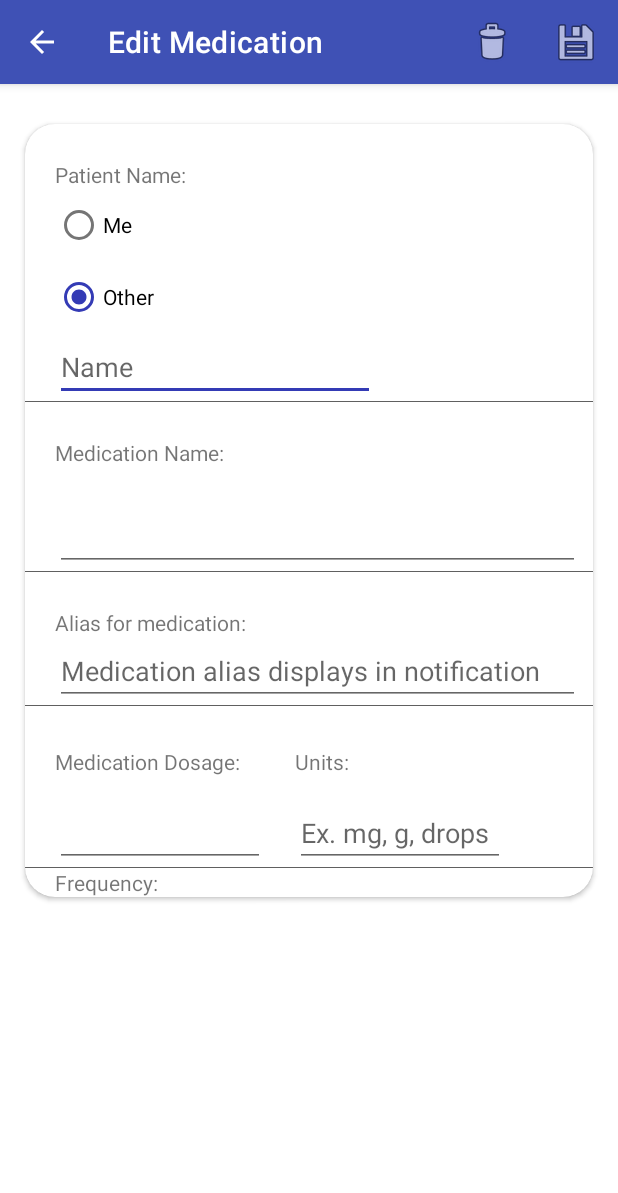
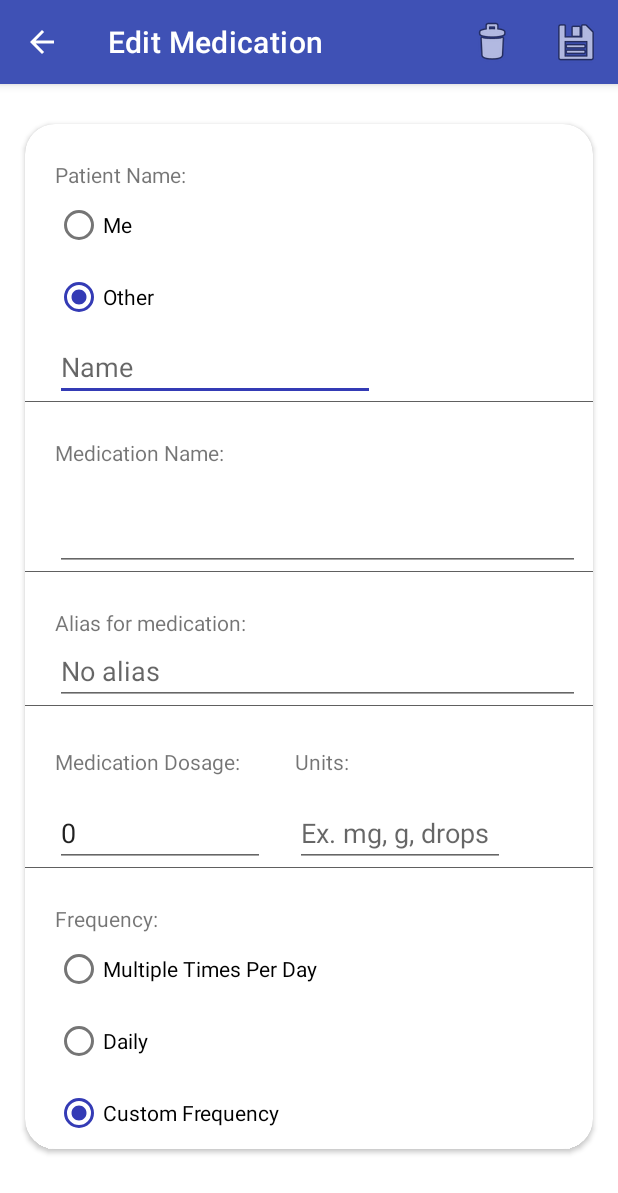
Before and after one commit to AdamGuidarini/MediTrak, an Android app: the EditMedication screen opened directly, with no data from a screen before it, on a phone screen of 412 x 824 dp. Shown: the top 1193 px of the screen. Run offline under Robolectric (Android 15) with nearby library versions, the phone set to English and light mode, and no system bars; 9 statements that could not run were skipped.

Commit message:
Expanded EditMedication

```diff
--- a/app/src/main/java/projects/medicationtracker/DBHelper.java
+++ b/app/src/main/java/projects/medicationtracker/DBHelper.java
@@ -422,12 +422,38 @@ public class DBHelper extends SQLiteOpenHelper
         long frequency = Long.parseLong(cursor.getString(cursor.getColumnIndex(MED_FREQUENCY)));
         int dosage = Integer.parseInt(cursor.getString(cursor.getColumnIndex(MED_DOSAGE)));
         String alias = cursor.getString(cursor.getColumnIndex(ALIAS));
+
         LocalDateTime[] times = new LocalDateTime[0];
 
         cursor.close();
 
         return new Medication(medName, patient, units, times, startDate,
                 medId, frequency, dosage, alias);
+    }
+
+    /**
+     * Retrieves an array of all medication times for given medication from database.
+     * @param id The id of the medication whose times should be retrieved.
+     * @return An array of all of a medications times.
+     */
+    public LocalTime[] getMedicationTimes(long id)
+    {
+        final SQLiteDatabase db = this.getReadableDatabase();
+        final String query = "SELECT " + DRUG_TIME + " FROM " + MEDICATION_TIMES + " WHERE "
+                + MED_ID + " = " + id;
+
+        Cursor cursor = db.rawQuery(query, null);
+        LocalTime[] times = new LocalTime[cursor.getCount()];
+
+        cursor.moveToFirst();
+
+        for (int i = 0; i < cursor.getCount(); i++)
+        {
+            final String time = cursor.getString(cursor.getColumnIndex(DRUG_TIME));
+            times[i] = LocalTime.parse(time);
+        }
+
+        return times;
     }
 
     /**
--- a/app/src/main/java/projects/medicationtracker/EditMedication.java
+++ b/app/src/main/java/projects/medicationtracker/EditMedication.java
@@ -39,27 +39,9 @@ public class EditMedication extends AppCompatActivity
 
         medication = db.getMedication(getIntent().getLongExtra("medId", 0));
 
-        // Set radio button
-        if (medication.getPatientName().equals("ME!"))
-        {
-            RadioButton meButton = findViewById(R.id.meButtonEdit);
-            meButton.setChecked(true);
-        }
-        else
-        {
-            RadioButton otherButton = findViewById(R.id.otherButtonEdit);
-            otherButton.setChecked(true);
+        new EditMedicationHelper(medication, this);
 
-            EditText enterPatientName = findViewById(R.id.editPatientNameEditText);
-            enterPatientName.setText(medication.getPatientName());
-            enterPatientName.setVisibility(View.VISIBLE);
-        }
 
-        EditText enterMedicationName = findViewById(R.id.editMedicationName);
-        enterMedicationName.setText(medication.getMedName());
-
-        EditText enterAlias = findViewById(R.id.editAlias);
-        enterAlias.setText(medication.getAlias());
     }
 
     /**
--- /dev/null
+++ b/app/src/main/java/projects/medicationtracker/EditMedicationHelper.java
@@ -0,0 +1,85 @@
+package projects.medicationtracker;
+
+import android.app.Activity;
+import android.view.View;
+import android.widget.EditText;
+import android.widget.RadioButton;
+import android.widget.Toast;
+
+import java.time.LocalTime;
+
+public class EditMedicationHelper
+{
+    final DBHelper db;
+    final Medication medication;
+    final Activity activity;
+    final LocalTime[] medicationTimes;
+
+    public EditMedicationHelper(Medication medication, Activity activity)
+    {
+        this.medication = medication;
+        this.activity = activity;
+        this.db = new DBHelper(activity.getBaseContext());
+        this.medicationTimes = db.getMedicationTimes(medication.getMedId());
+
+        setPatientButtons();
+        setMedicationName();
+        setAlias();
+        setDosage();
+        setFrequencyButton();
+    }
+
+    private void setPatientButtons()
+    {
+        // Set radio button
+        if (medication.getPatientName().equals("ME!"))
+        {
+            RadioButton meButton = activity.findViewById(R.id.meButtonEdit);
+            meButton.setChecked(true);
+        }
+        else
+        {
+            RadioButton otherButton = activity.findViewById(R.id.otherButtonEdit);
+            otherButton.setChecked(true);
+
+            EditText enterPatientName = activity.findViewById(R.id.editPatientNameEditText);
+            enterPatientName.setText(medication.getPatientName());
+            enterPatientName.setVisibility(View.VISIBLE);
+        }
+    }
+
+    private void setMedicationName()
+    {
+        EditText enterMedicationName = activity.findViewById(R.id.editMedicationName);
+        enterMedicationName.setText(medication.getMedName());
+    }
+
+    private void setAlias()
+    {
+        EditText enterAlias = activity.findViewById(R.id.editAlias);
+        enterAlias.setText(medication.getAlias());
+    }
+
+    private void setDosage()
+    {
+        EditText enterDosage = activity.findViewById(R.id.editMedDosageEnter);
+        enterDosage.setText(String.valueOf(medication.getMedDosage()));
+
+        EditText enterDosageUnits = activity.findViewById(R.id.editEnterMedUnits);
+        enterDosageUnits.setText(medication.getMedDosageUnits());
+    }
+
+    private void setFrequencyButton()
+    {
+        RadioButton button;
+
+        if (medication.getMedFrequency() != 1440)
+            button = activity.findViewById(R.id.editCustomFreqButton);
+        else if (medicationTimes.length > 1)
+            button = activity.findViewById(R.id.editMultiplePerDay);
+        else
+            button = activity.findViewById(R.id.editDailyButton);
+
+        button.setChecked(true);
+    }
+}
--- a/app/src/main/res/layout/activity_edit_medication.xml
+++ b/app/src/main/res/layout/activity_edit_medication.xml
@@ -148,7 +148,7 @@
                                 android:layout_width="350dp"
                                 android:layout_height="wrap_content"
                                 android:layout_marginStart="20dp"
-                                android:hint="@string/medication_alias_displays_in_notification"
+                                android:hint="@string/no_alias"
                                 android:importantForAutofill="no"
                                 android:inputType="text" />
                         </LinearLayout>
@@ -216,8 +216,7 @@
                                     android:layout_marginStart="20dp"
                                     android:layout_marginTop="15dp"
                                     android:hint="@string/unitExample"
-                                    android:ems="10"
-                                    android:inputType="textPersonName"/>
+                                    android:ems="10"/>
                             </LinearLayout>
 
                         </LinearLayout>
@@ -245,13 +244,38 @@
                                 android:layout_width="wrap_content"
                                 android:layout_height="wrap_content"
                                 android:layout_marginStart="20dp"
+                                android:layout_marginTop="24dp"
                                 android:text="@string/frequency" />
+
+                            <RadioGroup
+                                android:id="@+id/editFreuqencyGroup"
+                                android:layout_width="187dp"
+                                android:layout_height="wrap_content"
+                                android:layout_marginStart="20dp">
+
+                                <RadioButton
+                                    android:id="@+id/editMultiplePerDay"
+                                    android:layout_width="match_parent"
+                                    android:layout_height="wrap_content"
+                                    android:text="@string/multiple_times_per_day"/>
+
+                                <RadioButton
+                                    android:id="@+id/editDailyButton"
+                                    android:layout_width="match_parent"
+                                    android:layout_height="wrap_content"
+                                    android:text="@string/daily"/>
+
+                                <RadioButton
+                                    android:id="@+id/editCustomFreqButton"
+                                    android:layout_width="160dp"
+                                    android:layout_height="wrap_content"
+                                    android:text="@string/custom_frequency" />
+
+                            </RadioGroup>
                         </LinearLayout>
                     </TableRow>
                 </TableLayout>
-
             </androidx.cardview.widget.CardView>
         </LinearLayout>
     </ScrollView>
-
 </androidx.constraintlayout.widget.ConstraintLayout>
--- a/app/src/main/res/values/strings.xml
+++ b/app/src/main/res/values/strings.xml
@@ -145,4 +145,5 @@
     <string name="delete_medication">Delete Medication</string>
     <string name="patient_name">Patient Name:</string>
     <string name="save_changes">Save Changes</string>
+    <string name="no_alias">No alias</string>
 </resources>
```
